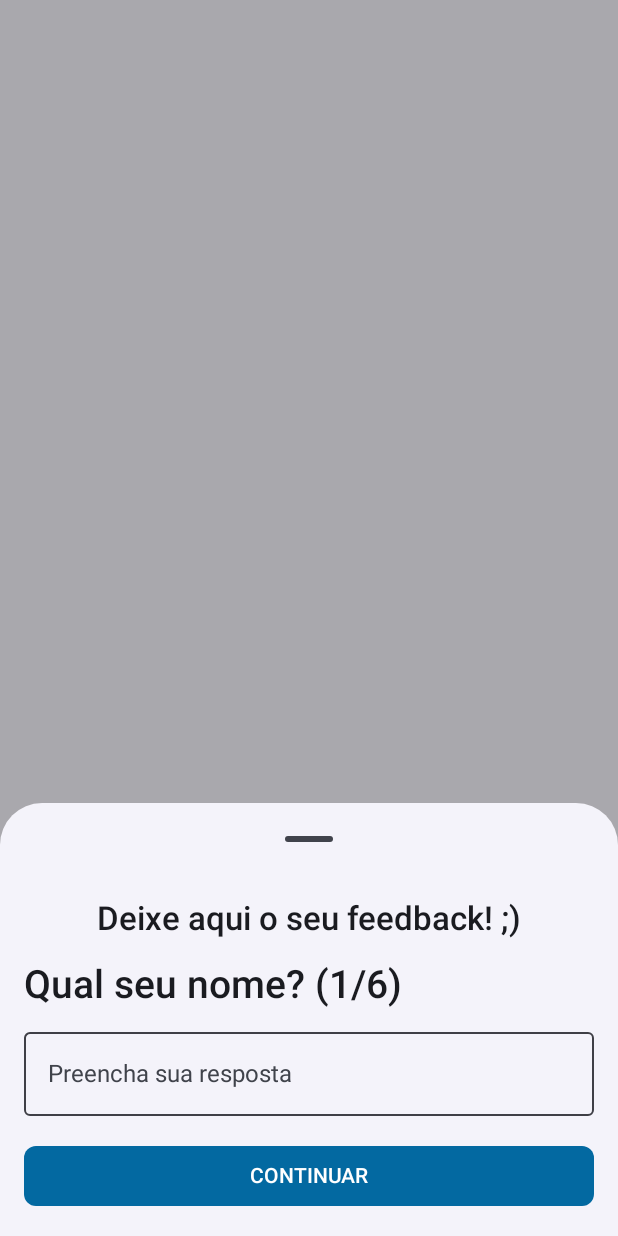
After one commit to iamcaiorian/CardioSurgeryIllustrator, an Android app built with Jetpack Compose: the composable FeedbackModal shown on its own in the app's theme, on a phone screen of 412 x 824 dp. The commit adds this screen. Run offline under Robolectric (Android 15) with nearby library versions, the phone set to English and light mode, and no system bars.

Commit message:
feat: feedback modal

```diff
--- /dev/null
+++ b/app/src/main/java/com/example/cardiosurgeryillustrator/ui/modals/feedback/FeedbackModal.kt
@@ -0,0 +1,148 @@
+package com.example.cardiosurgeryillustrator.ui.modals.feedback
+
+import androidx.compose.foundation.layout.*
+import androidx.compose.material3.*
+import androidx.compose.runtime.*
+import androidx.compose.ui.Alignment
+import androidx.compose.ui.Modifier
+import androidx.compose.ui.res.painterResource
+import androidx.compose.ui.unit.dp
+import androidx.compose.ui.tooling.preview.Preview
+import com.example.cardiosurgeryillustrator.ui.components.buttons.StandardButton
+import kotlinx.coroutines.launch
+import com.example.cardiosurgeryillustrator.R
+import com.example.cardiosurgeryillustrator.ui.theme.Blue700
+import com.example.cardiosurgeryillustrator.ui.theme.OtherTexts
+import com.example.cardiosurgeryillustrator.ui.theme.Zinc700
+
+@OptIn(ExperimentalMaterial3Api::class)
+@Composable
+fun FeedbackModal(onDismiss: () -> Unit) {
+    val sheetState = rememberModalBottomSheetState()
+    val scope = rememberCoroutineScope()
+    var currentStep by remember { mutableStateOf(0) }
+    var answers by remember { mutableStateOf(mutableMapOf<String, String>()) }
+
+    val questions = listOf(
+        "Qual seu nome?",
+        "Qual seu email?",
+        "Qual seu país?",
+        "Qual seu estado?",
+        "Qual sua cidade?",
+        "O que achou do nosso app?"
+    )
+
+    ModalBottomSheet(
+        onDismissRequest = onDismiss,
+        sheetState = sheetState
+    ) {
+        Column(
+            modifier = Modifier
+                .fillMaxWidth()
+                .padding(16.dp),
+            horizontalAlignment = Alignment.CenterHorizontally
+        ) {
+            Text(
+                text = "Deixe aqui o seu feedback! ;)",
+                style = OtherTexts.headlineMedium
+            )
+
+            Spacer(modifier = Modifier.height(16.dp))
+
+            Row(
+                modifier = Modifier
+                    .fillMaxWidth(),
+                verticalAlignment = Alignment.CenterVertically
+            ) {
+                if (currentStep > 0) {
+                    IconButton(
+                        modifier = Modifier
+                            .size(20.dp),
+                        onClick = {
+                            if (currentStep > 0) currentStep--
+                        }
+                    ) {
+                        Icon(
+                            painter = painterResource(id = R.drawable.ic_arrow_left),
+                            contentDescription = "Voltar",
+                            modifier = Modifier.size(24.dp)
+                        )
+                    }
+
+                    Spacer(modifier = Modifier.width(8.dp))
+                }
+
+                Text(
+                    text = "${questions[currentStep]} (${currentStep + 1}/${questions.size})",
+                    style = OtherTexts.headlineLarge,
+                    modifier = Modifier.weight(1f)
+                )
+            }
+
+
+            Spacer(modifier = Modifier.height(16.dp))
+
+            val value = answers[currentStep.toString()] ?: ""
+            if (currentStep == questions.lastIndex) {
+                OutlinedTextField(
+                    value = value,
+                    onValueChange = {
+                        newValue ->
+                        answers = answers.toMutableMap().apply {
+                            this[currentStep.toString()] = newValue
+                        }
+                    },
+                    placeholder = { Text(text = "Preencha sua resposta") },
+                    modifier = Modifier
+                        .fillMaxWidth()
+                        .height(150.dp),
+                    colors = TextFieldDefaults.outlinedTextFieldColors(
+                        focusedBorderColor = Blue700,
+                        unfocusedBorderColor = Zinc700,
+                        cursorColor = Blue700
+                    )
+                )
+            } else {
+                OutlinedTextField(
+                    value = value,
+                    onValueChange = {
+                            newValue ->
+                        answers = answers.toMutableMap().apply {
+                            this[currentStep.toString()] = newValue
+                        }
+                    },
+                    placeholder = { Text(text = "Preencha sua resposta") },
+                    modifier = Modifier.fillMaxWidth(),
+                    colors = TextFieldDefaults.outlinedTextFieldColors(
+                        focusedBorderColor = Blue700,
+                        unfocusedBorderColor = Zinc700,
+                        cursorColor = Blue700
+                    )
+                )
+            }
+
+            Spacer(modifier = Modifier.height(16.dp))
+
+            StandardButton(
+                onClick = {
+                    if (currentStep < questions.lastIndex) {
+                        currentStep++
+                    } else {
+                        println("Respostas: $answers")
+                        scope.launch { sheetState.hide() }.invokeOnCompletion {
+                            onDismiss()
+                        }
+                    }
+                },
+                text = if (currentStep == questions.lastIndex) "Finalizar" else "Continuar",
+                modifier = Modifier.fillMaxWidth()
+            )
+        }
+    }
+}
+
+@Preview
+@Composable
+fun FeedbackModalPreview() {
+    FeedbackModal(onDismiss = {})
+}
```
Also changed, not shown: app/src/main/java/com/example/cardiosurgeryillustrator/ui/screens/patient/home/HomePatientScreen.kt (+23 -0 lines), app/src/main/java/com/example/cardiosurgeryillustrator/ui/theme/Type.kt (+18 -0 lines).
